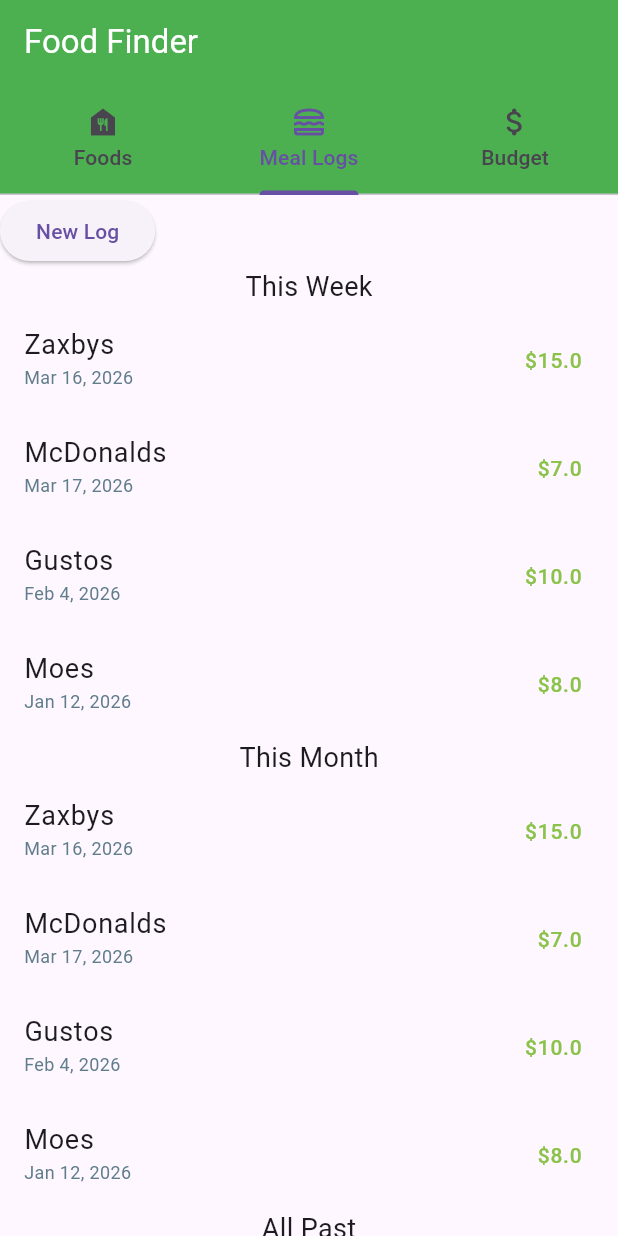
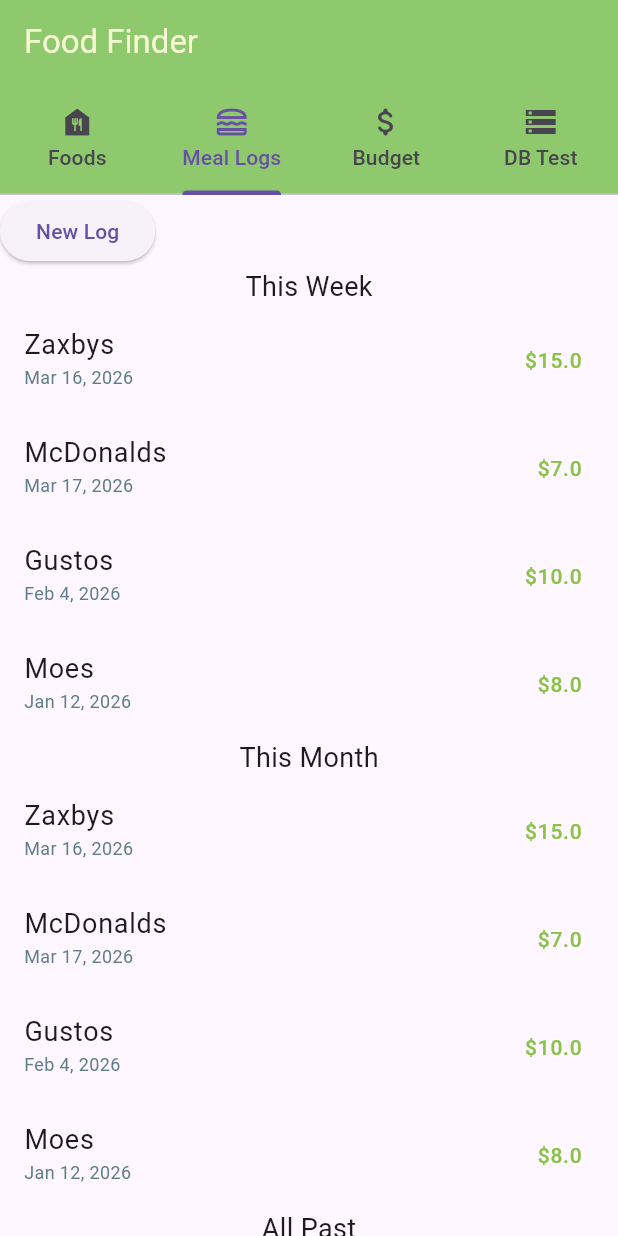
Before and after one commit to Akalexsis/mad-food-finder, a Flutter app: the screen it shows after launch, tab 2 chosen, on a phone screen of 412 x 824 dp. Run offline on Flutter 3.47's test engine with Material 3 defaults, Android fonts, the phone set to English and light mode, and no system bars; our stand-ins replace sqflite; accounts and stored records are empty; network calls fail; key blocks and very long unbroken strings in the code were emptied for the run.

Commit message:
test: add temporary test screen in main.dart for database verification

```diff
--- a/lib/main.dart
+++ b/lib/main.dart
@@ -5,7 +5,8 @@
 import 'package:flutter/material.dart';
 import 'screens/Meals/mealScreen.dart';
 import 'screens/Home/foodScreen.dart';
-import '../screens/Budget/BudgetScreen.dart';
+import 'screens/Budget/BudgetScreen.dart';
+import 'screens/db_test_screen.dart';
 
 void main() {
   runApp(const FoodFinderApp());
@@ -21,18 +22,18 @@
       title: 'Food Finder',
       debugShowCheckedModeBanner: false,
       home: DefaultTabController(
-        length: 3, // UPDATE TO 4
+        length: 4, // Updated to 4 tabs
         child: Scaffold(
           appBar: AppBar(
             title: Text('Food Finder', textAlign: TextAlign.center,),
-            backgroundColor: Colors.green,
-            foregroundColor: Colors.white,
+            backgroundColor: const Color.fromARGB(255, 142, 201, 110),
+            foregroundColor: const Color.fromARGB(255, 246, 248, 212),
             bottom: const TabBar(
               tabs: [
-                Tab(icon: Icon(Icons.food_bank) , text: "Foods"),
-                Tab(icon: Icon(Icons.lunch_dining_outlined),text: "Meal Logs"),
+                Tab(icon: Icon(Icons.food_bank), text: "Foods"),
+                Tab(icon: Icon(Icons.lunch_dining_outlined), text: "Meal Logs"),
                 Tab(icon: Icon(Icons.attach_money_rounded), text: "Budget"),
-                // Tab(icon: Icon(Icons.account_circle_rounded), text: "Profile"),
+                Tab(icon: Icon(Icons.storage), text: "DB Test"), // New DB Test tab
               ],
             ),
           ),
@@ -41,11 +42,11 @@
               FoodScreen(),
               MealScreen(),
               BudgetScreen(),
+              DatabaseTestScreen(), //  DB test screen
             ],
           )
         )
       )
     );
-
   }
 }
```
